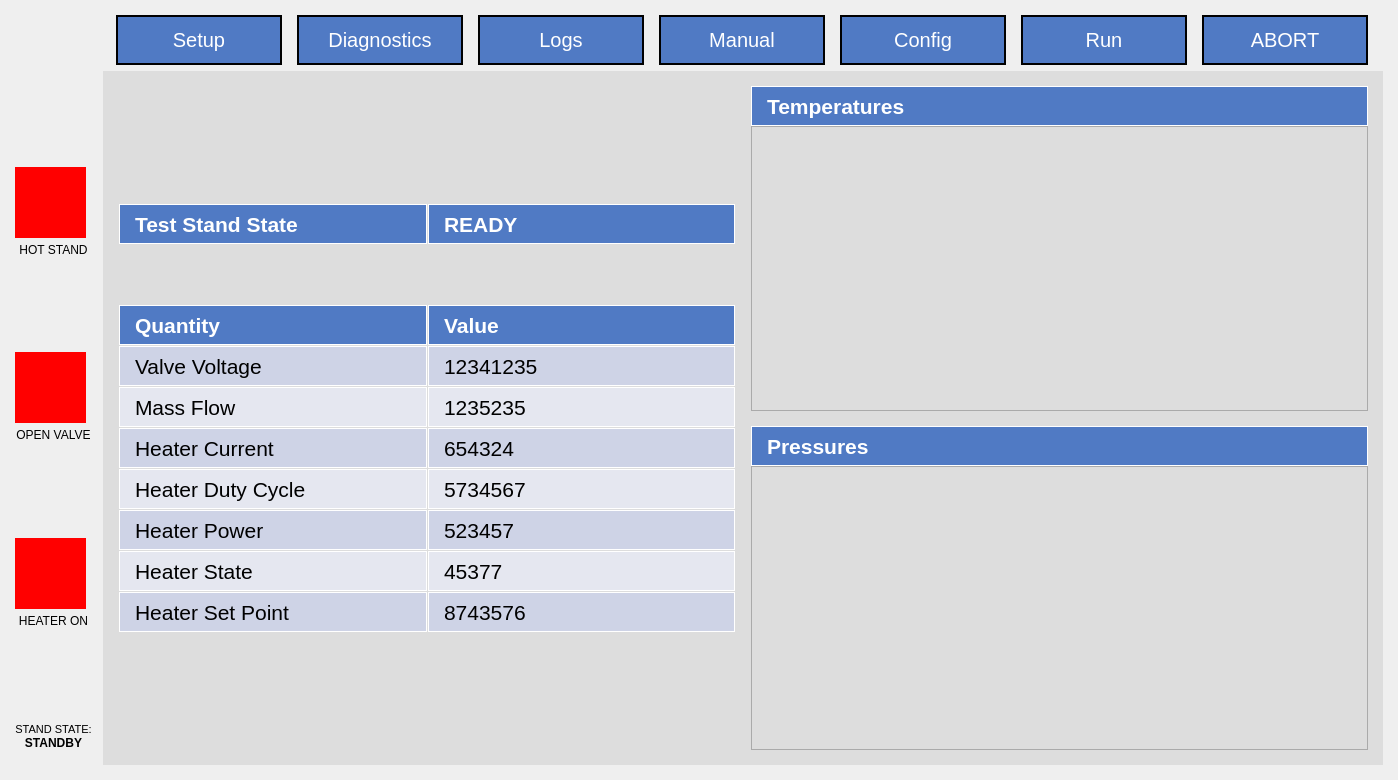
Old version of the form App/UI/QT5_Generated_UI.ui in the repository osuntp/ntp.
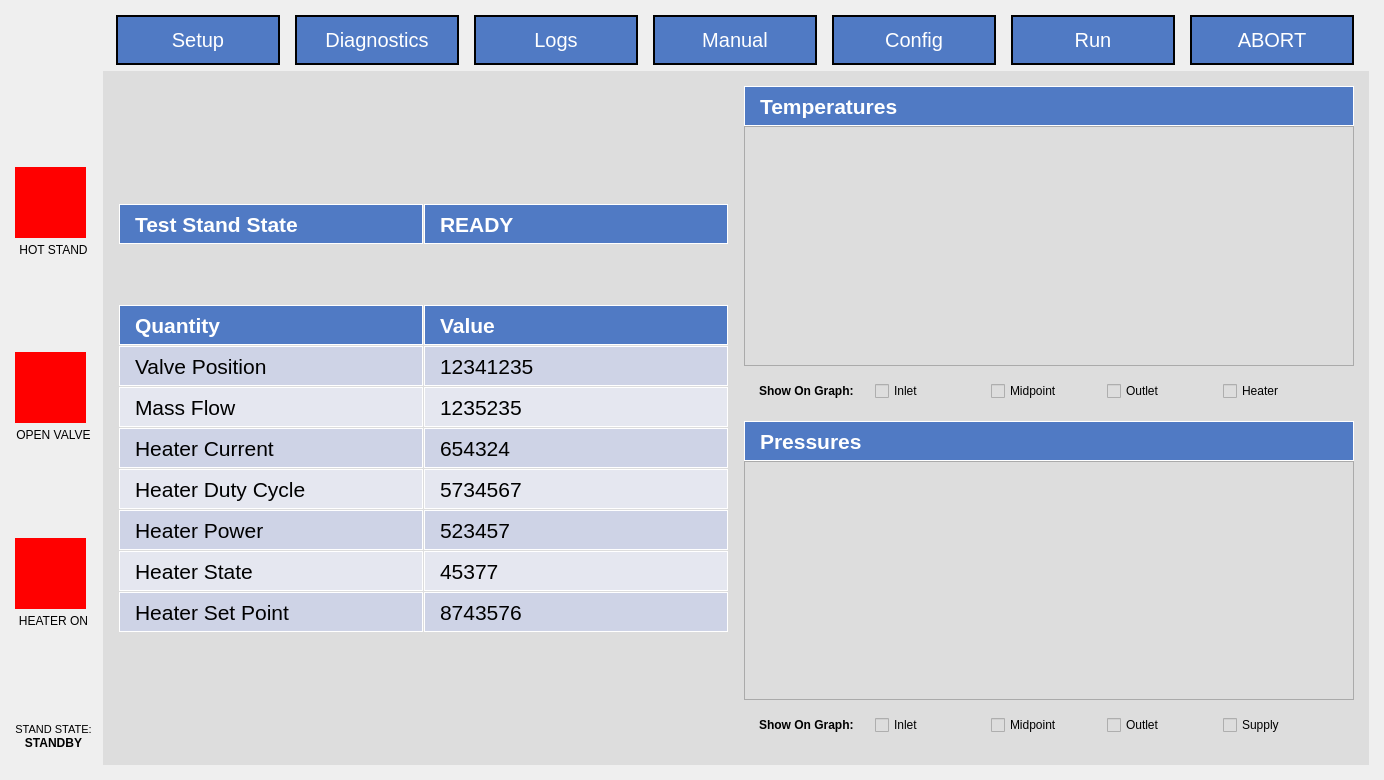
New version of the form. The open tabs and pages were chosen to show the change. Custom widgets are drawn as their Qt base class.

Commit message: Diagnostics page is now functional. Optimized plots on both run and diagnostics page.

What changed in the file:
```diff
--- a/App/UI/QT5_Generated_UI.ui
+++ b/App/UI/QT5_Generated_UI.ui
@@ -615,7 +615,7 @@
          <string notr="true">background-color: rgb(221, 221, 221);</string>
         </property>
         <property name="currentIndex">
-         <number>4</number>
+         <number>0</number>
         </property>
         <widget class="QWidget" name="diagnostics_page">
          <layout class="QHBoxLayout" name="horizontalLayout_3">
@@ -1054,7 +1054,7 @@
 border: 1px solid white;</string>
               </property>
               <property name="text">
-               <string>Valve Voltage</string>
+               <string>Valve Position</string>
               </property>
               <property name="indent">
                <number>15</number>
@@ -1358,6 +1358,66 @@
             <item>
              <widget class="PlotWidget" name="diagnostics_plot1"/>
             </item>
+            <item>
+             <layout class="QHBoxLayout" name="horizontalLayout_28">
+              <property name="spacing">
+               <number>0</number>
+              </property>
+              <property name="leftMargin">
+               <number>15</number>
+              </property>
+              <property name="topMargin">
+               <number>15</number>
+              </property>
+              <property name="rightMargin">
+               <number>15</number>
+              </property>
+              <property name="bottomMargin">
+               <number>15</number>
+              </property>
+              <item>
+               <widget class="QLabel" name="label_30">
+                <property name="font">
+                 <font>
+                  <weight>75</weight>
+                  <bold>true</bold>
+                 </font>
+                </property>
+                <property name="text">
+                 <string>Show On Graph:</string>
+                </property>
+               </widget>
+              </item>
+              <item>
+               <widget class="QCheckBox" name="diagnostics_plot1_inlet_field">
+                <property name="text">
+                 <string>Inlet</string>
+                </property>
+               </widget>
+              </item>
+              <item>
+               <widget class="QCheckBox" name="diagnostics_plot1_midpoint_field">
+                <property name="text">
+                 <string>Midpoint</string>
+                </property>
+               </widget>
+              </item>
+              <item>
+               <widget class="QCheckBox" name="diagnostics_plot1_outlet_field">
+                <property name="text">
+                 <string>Outlet</string>
+                </property>
+               </widget>
+              </item>
+              <item>
+               <widget class="QCheckBox" name="diagnostics_plot1_heater_field">
+                <property name="text">
+                 <string>Heater</string>
+                </property>
+               </widget>
+              </item>
+             </layout>
+            </item>
             <item>
              <spacer name="verticalSpacer_13">
               <property name="orientation">
@@ -1369,7 +1429,7 @@
               <property name="sizeHint" stdset="0">
                <size>
                 <width>10</width>
-                <height>15</height>
+                <height>5</height>
                </size>
               </property>
              </spacer>
@@ -1410,6 +1470,63 @@
             <item>
              <widget class="PlotWidget" name="diagnostics_plot2"/>
             </item>
+            <item>
+             <layout class="QHBoxLayout" name="horizontalLayout_29">
+              <property name="leftMargin">
+               <number>15</number>
+              </property>
+              <property name="topMargin">
+               <number>15</number>
+              </property>
+              <property name="rightMargin">
+               <number>15</number>
+              </property>
+              <property name="bottomMargin">
+               <number>15</number>
+              </property>
+              <item>
+               <widget class="QLabel" name="label_32">
+                <property name="font">
+                 <font>
+                  <weight>75</weight>
+                  <bold>true</bold>
+                 </font>
+                </property>
+                <property name="text">
+                 <string>Show On Graph:</string>
+                </property>
+               </widget>
+              </item>
+              <item>
+               <widget class="QCheckBox" name="diagnostics_plot2_inlet_field">
+                <property name="text">
+                 <string>Inlet</string>
+                </property>
+               </widget>
+              </item>
+              <item>
+               <widget class="QCheckBox" name="diagnostics_plot2_midpoint_field">
+                <property name="text">
+                 <string>Midpoint</string>
+                </property>
+               </widget>
+              </item>
+              <item>
+               <widget class="QCheckBox" name="diagnostics_plot2_outlet_field">
+                <property name="text">
+                 <string>Outlet</string>
+                </property>
+               </widget>
+              </item>
+              <item>
+               <widget class="QCheckBox" name="diagnostics_plot2_supply_field">
+                <property name="text">
+                 <string>Supply</string>
+                </property>
+               </widget>
+              </item>
+             </layout>
+            </item>
            </layout>
           </item>
          </layout>
@@ -2722,7 +2839,7 @@
                <number>0</number>
               </property>
               <attribute name="horizontalHeaderVisible">
-               <bool>true</bool>
+               <bool>false</bool>
               </attribute>
               <attribute name="horizontalHeaderCascadingSectionResizes">
                <bool>false</bool>
@@ -2909,7 +3026,7 @@
                   <item>
                    <widget class="QCheckBox" name="run_plot2_tank_check">
                     <property name="text">
-                     <string>Tank</string>
+                     <string>Supply</string>
                     </property>
                    </widget>
                   </item>
@@ -3153,7 +3270,7 @@
                   <item>
                    <widget class="QCheckBox" name="run_plot1_heat_sink_check">
                     <property name="text">
-                     <string>Heat Sink</string>
+                     <string>Heater</string>
                     </property>
                    </widget>
                   </item>
```
The commit also changes 7 other files.
